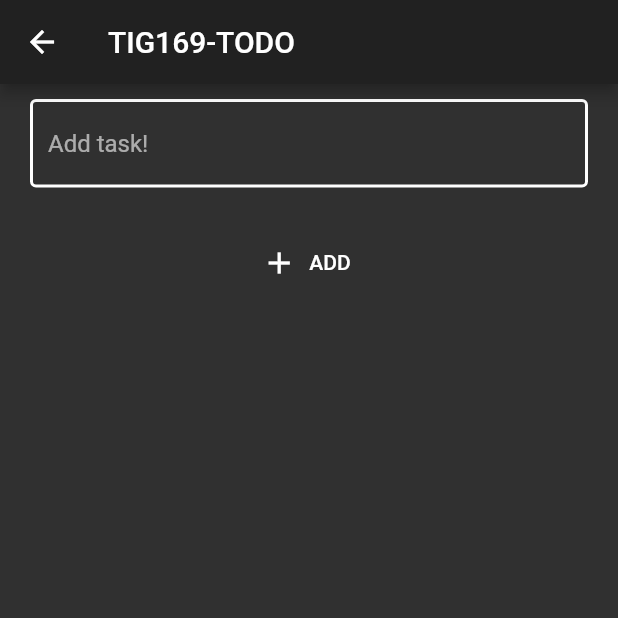
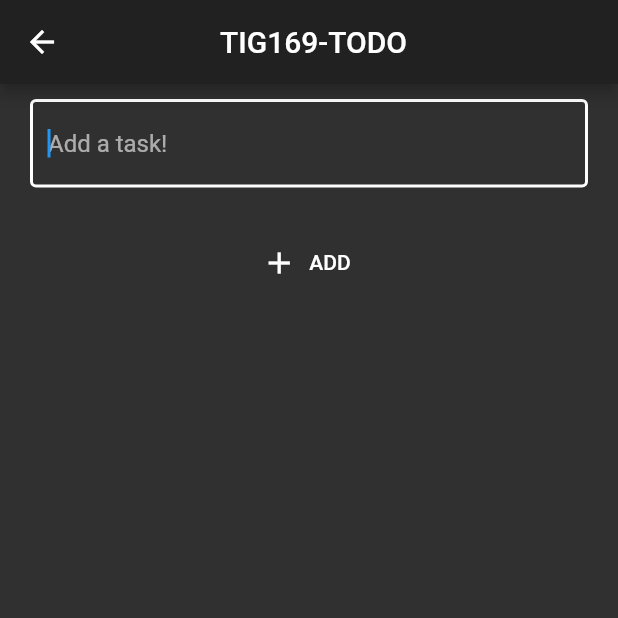
Before and after one commit to gu-tig169/gussveembd, a Flutter app: the screen it shows after launch, after a tap on an icon or button, on a phone screen of 412 x 824 dp, the top half of it. Run offline on Flutter 3.47's test engine with Material 2 defaults, Android fonts, the phone set to English and light mode, and no system bars.

Commit message:
Fixade filtrering samt lite design

```diff
--- a/lib/SecondView.dart
+++ b/lib/SecondView.dart
@@ -5,7 +5,6 @@ class SecondView extends StatefulWidget {
   final TodoItem todo;
 
   SecondView(this.todo);
-
 
   @override
   State<StatefulWidget> createState() {
@@ -19,10 +18,12 @@ class SecondViewState extends State<SecondView> {
 
   Widget build(BuildContext context) {
     return Scaffold(
-        appBar: AppBar(
-          title: Text("TIG169-TODO"),
-        ),
-        body: Center(
+        appBar: _myAppbar(context),
+        body: _body());
+  }
+
+  Widget _body() {
+    return Center(
       child: Column(
         mainAxisAlignment: MainAxisAlignment.start,
         crossAxisAlignment: CrossAxisAlignment.start,
@@ -31,7 +32,7 @@ class SecondViewState extends State<SecondView> {
           _addButton(),
         ],
       ),
-        ));
+    );
   }
 
   Widget _textField() {
@@ -42,13 +43,14 @@ class SecondViewState extends State<SecondView> {
           top: 10,
         ),
         child: TextField(
+          autofocus: true,
           controller: textEditingController,
           decoration: InputDecoration(
               focusedBorder: OutlineInputBorder(
                   borderSide: BorderSide(color: Colors.white, width: 2)),
               enabledBorder: OutlineInputBorder(
                   borderSide: BorderSide(color: Colors.white, width: 2)),
-                  hintText: "Add task!"),
+              hintText: "Add a task!"),
         ));
   }
 
@@ -69,6 +71,16 @@ class SecondViewState extends State<SecondView> {
     );
   }
 
+  Widget _myAppbar(context) {
+    return AppBar(
+      title: Padding(
+        padding: const EdgeInsets.only(
+          right: 50,
+        ),
+        child: Center(child: Text("TIG169-TODO")),
+      ),
+    );
+  }
 
   TextEditingController textEditingController;
   SecondViewState(TodoItem todo) {
@@ -83,7 +95,4 @@ class SecondViewState extends State<SecondView> {
       });
     });
   }
-
-
-
 }
--- a/lib/TodoListView.dart
+++ b/lib/TodoListView.dart
@@ -1,5 +1,3 @@
-
-
 import 'package:flutter/material.dart';
 import 'package:gussveembd_tig169/SecondView.dart';
 import 'package:gussveembd_tig169/model.dart';
@@ -8,11 +6,12 @@ import 'package:provider/provider.dart';
 import 'SecondView.dart';
 import 'TodoList.dart';
 
-class TodoListView extends StatelessWidget{
+class TodoListView extends StatelessWidget {
   Widget build(BuildContext context) {
     return Scaffold(
       appBar: _myAppbar(context),
-      body: Consumer<MyState>(builder: (context, state, child) => TodoList(state.list),
+      body: Consumer<MyState>(
+        builder: (context, state, child) => TodoList(state.list),
       ),
       floatingActionButton: _nextPageButton(context),
     );
@@ -42,8 +41,6 @@ class TodoListView extends StatelessWidget{
         if (newTask != null) {
           Provider.of<MyState>(context, listen: false).addTodo(newTask);
         }
-
-
       },
       child: Text(
         "+",
@@ -52,8 +49,11 @@ class TodoListView extends StatelessWidget{
     );
   }
 
-  Widget _popup(BuildContext context,) {
-    return PopupMenuButton(
+  Widget _popup(
+    BuildContext context,
+  ) {
+    return Consumer<MyState>(
+      builder: (context, state, child) => PopupMenuButton(
         itemBuilder: (context) => [
           PopupMenuItem(
             child: Text('all'),
@@ -68,10 +68,17 @@ class TodoListView extends StatelessWidget{
             value: 'three',
           )
         ],
+        onSelected: (newValue) {
+          var state = Provider.of<MyState>(context, listen: false);
+          state.setFilterValue(newValue);
+          state.useFilter();
+        },
         icon: Icon(
           Icons.more_vert,
           size: 30,
           color: Colors.white,
-      ));
+        ),
+      ),
+    );
   }
 }
--- a/lib/model.dart
+++ b/lib/model.dart
@@ -4,24 +4,39 @@ class TodoItem {
   String task;
   bool checkbox;
 
-  TodoItem({this.task, this.checkbox});
-
-   void check() {
-    if (this.checkbox == false) {
-      this.checkbox = true;
-    } else {
-      this.checkbox = false;
-    }
-  }
+  TodoItem({this.task, this.checkbox = false});
 }
-
 
 class MyState extends ChangeNotifier {
   List<TodoItem> _list = [];
 
-  List<TodoItem> get list => _list;
+  List<TodoItem> _filterList;
+
+  String _filterValue = 'one';
+
+  List<TodoItem> filtering(List<TodoItem> _list, String _filterAndy) {
+    if (_filterValue == 'one') {
+      _filterList = _list;
+    }
+
+    if (_filterValue == 'two') {
+      _filterList = _list.where((todo) => todo.checkbox == true).toList();
+    }
+    if (_filterValue == 'three') {
+     _filterList = _list.where((todo) => todo.checkbox == false).toList();
+    }
+
+
+    return _filterList;
+
+  }
+
+  List<TodoItem> get list {
+    return filtering(_list, _filterValue);
+  }
 
   void addTodo(TodoItem todo) {
+    _filterValue = 'one';
     _list.add(todo);
     notifyListeners();
   }
@@ -31,9 +46,17 @@ class MyState extends ChangeNotifier {
     notifyListeners();
   }
 
-  void checkBox(TodoItem todo) {
-   var ind = list.indexOf(todo);
-    _list[ind].check();
+  void checkBox(TodoItem todo, bool checkbox) {
+    todo.checkbox = checkbox;
     notifyListeners();
   }
+
+  void setFilterValue(newValue) {
+    _filterValue = newValue;
+  }
+
+  useFilter() {
+    notifyListeners();
+    return filtering;
+  }
 }
```
Also changed, not shown: lib/TodoList.dart (+28 -14 lines). Lines whose indentation alone changed are shown as unchanged.
